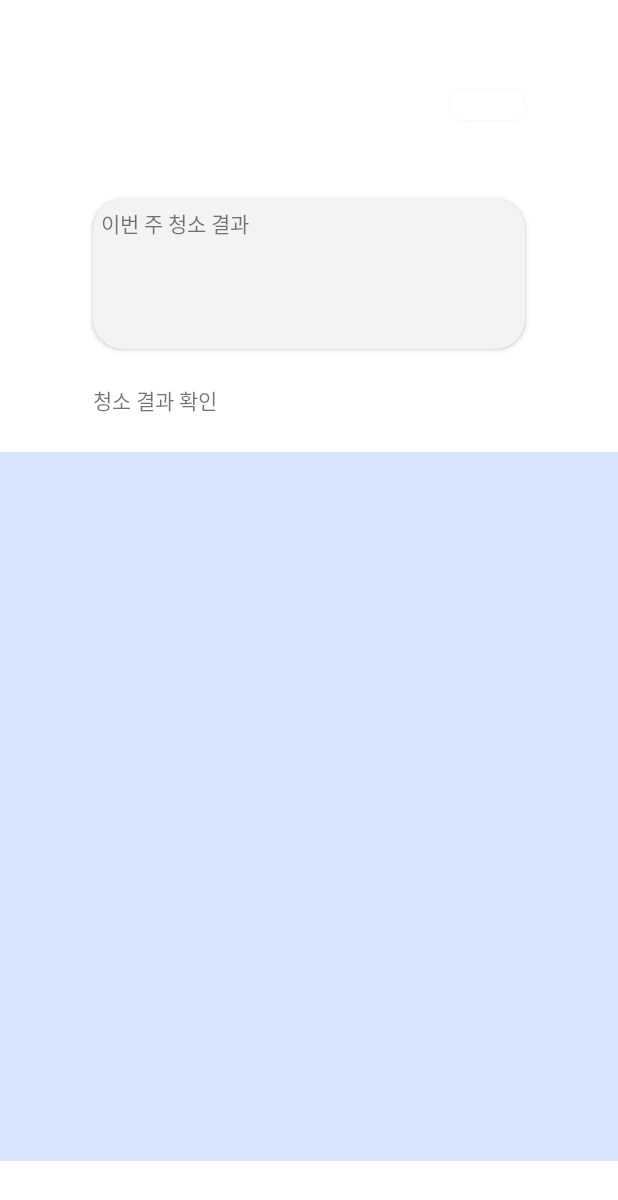
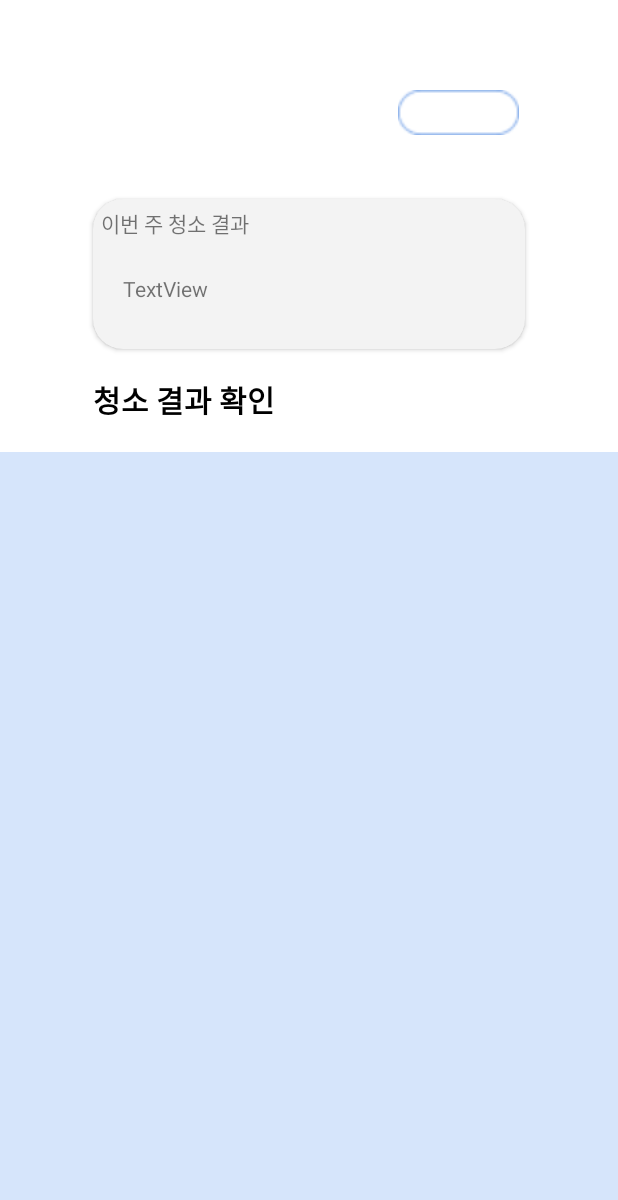
Before and after one commit to DSM-Cleaner/SSAG_Client_Android, an Android app: the CheckResultActivity screen opened directly, with no data from a screen before it, on a phone screen of 412 x 824 dp. Shown: the top 1200 px of the screen. Run offline under Robolectric (Android 15) with nearby library versions, the phone set to English and light mode, and no system bars; our stand-ins replace data binding; 1 statement that could not run was skipped.

Commit message:
[UPDATE] #2 upgrade ui

```diff
--- a/alseulsanjap2/app/src/main/res/layout/activity_certification.xml
+++ b/alseulsanjap2/app/src/main/res/layout/activity_certification.xml
@@ -76,7 +76,6 @@
             android:backgroundTint="#C1CCDB"
             android:text="@string/certification_code_login"
             android:textSize="14dp"
-            android:onClick="@{()->vm.checkCertificationCode()}"
             app:layout_constraintEnd_toStartOf="@+id/guideline4"
             app:layout_constraintStart_toStartOf="@+id/guideline3"
             app:layout_constraintTop_toTopOf="@+id/guideline5" />
--- a/alseulsanjap2/app/src/main/res/layout/activity_check_result.xml
+++ b/alseulsanjap2/app/src/main/res/layout/activity_check_result.xml
@@ -93,6 +93,14 @@
                     app:layout_constraintStart_toStartOf="parent"
                     app:layout_constraintTop_toTopOf="parent" />
 
+                <TextView
+                    android:id="@+id/count_week"
+                    android:layout_width="wrap_content"
+                    android:layout_height="wrap_content"
+                    android:layout_marginTop="50dp"
+                    android:layout_marginLeft="20dp"
+                    android:text="TextView" />
+
 
             </androidx.cardview.widget.CardView>
 
@@ -101,6 +109,9 @@
                 android:layout_width="wrap_content"
                 android:layout_height="wrap_content"
                 android:text="@string/clean_result"
+                android:textSize="20dp"
+                android:textColor="@color/black"
+                android:textStyle="bold"
                 app:layout_constraintBottom_toBottomOf="parent"
                 app:layout_constraintStart_toStartOf="@+id/guideline8"
                 app:layout_constraintTop_toBottomOf="@+id/constraintLayout4" />
@@ -112,14 +123,13 @@
                 android:orientation="vertical"
                 app:layout_constraintGuide_percent="0.85" />
 
-
-            <androidx.cardview.widget.CardView
-                android:layout_width="50dp"
-                android:layout_height="20dp"
-                app:cardCornerRadius="40dp"
-                android:background="@drawable/edge"
-                app:layout_constraintEnd_toStartOf="@+id/guideline10"
-                app:layout_constraintTop_toTopOf="@+id/guideline2">
+            <ImageView
+                android:id="@+id/imageView2"
+                android:layout_width="130dp"
+                android:layout_height="30dp"
+                app:layout_constraintEnd_toStartOf="@+id/guideline13"
+                app:layout_constraintTop_toTopOf="@+id/guideline2"
+                app:srcCompat="@drawable/box" />
 
             <TextView
                 android:id="@+id/textView11"
@@ -127,9 +137,18 @@
                 android:layout_height="wrap_content"
                 android:text="@{nameNumber}"
                 android:textColor="@color/bright_blue"
-                    app:layout_constraintEnd_toStartOf="@+id/guideline10"
+                app:layout_constraintBottom_toBottomOf="@+id/imageView2"
+                app:layout_constraintEnd_toEndOf="@+id/imageView2"
+                app:layout_constraintStart_toStartOf="@+id/imageView2"
                 app:layout_constraintTop_toTopOf="@+id/guideline2" />
-            </androidx.cardview.widget.CardView>
+
+            <androidx.constraintlayout.widget.Guideline
+                android:id="@+id/guideline13"
+                android:layout_width="wrap_content"
+                android:layout_height="wrap_content"
+                android:orientation="vertical"
+                app:layout_constraintGuide_percent="0.9" />
+
 
         </androidx.constraintlayout.widget.ConstraintLayout>
 
@@ -139,6 +158,7 @@
             android:layout_marginTop="1dp"
             app:layout_constraintBottom_toBottomOf="parent"
             app:layout_constraintEnd_toEndOf="parent"
+            android:background="#D6E5FB"
             app:layout_constraintStart_toStartOf="parent"
             app:layout_constraintTop_toBottomOf="@+id/constraintLayout3">
 
@@ -147,7 +167,9 @@
                 android:layout_width="match_parent"
                 android:layout_height="match_parent"
                 android:background="#D6E5FB"
-                android:layout_marginBottom="50dp"
+                android:layout_marginBottom="20dp"
+                android:layout_marginLeft="20dp"
+                android:layout_marginRight="20dp"
                 app:layout_constraintBottom_toBottomOf="parent"
                 app:layout_constraintEnd_toEndOf="parent"
                 app:layout_constraintHorizontal_bias="0.0"
--- a/alseulsanjap2/app/src/main/res/layout/clean_check_box.xml
+++ b/alseulsanjap2/app/src/main/res/layout/clean_check_box.xml
@@ -27,8 +27,8 @@
             app:cardElevation="5dp">
 
             <androidx.constraintlayout.widget.ConstraintLayout
-                android:layout_width="300dp"
-                android:layout_height="420dp"
+                android:layout_width="340dp"
+                android:layout_height="440dp"
                 android:background="@drawable/out_box">
 
                 <androidx.constraintlayout.widget.ConstraintLayout
@@ -231,6 +231,7 @@
                         android:text="TextView"
                         app:layout_constraintEnd_toEndOf="parent"
                         app:layout_constraintTop_toTopOf="parent" />
+
                 </androidx.constraintlayout.widget.ConstraintLayout>
 
                 <TextView
--- a/alseulsanjap2/app/src/main/res/layout/fragment_success.xml
+++ b/alseulsanjap2/app/src/main/res/layout/fragment_success.xml
@@ -12,14 +12,16 @@
         android:id="@+id/animationView"
         android:layout_width="match_parent"
         android:layout_height="match_parent"
-        android:layout_marginLeft="0dp"
-        android:layout_marginRight="0dp"
+        android:layout_marginLeft="40dp"
+        android:layout_marginRight="40dp"
+        android:layout_marginTop="40dp"
+        android:layout_marginBottom="40dp"
         app:layout_constraintBottom_toBottomOf="parent"
         app:layout_constraintEnd_toEndOf="parent"
         app:layout_constraintStart_toStartOf="parent"
         app:layout_constraintTop_toTopOf="parent"
         app:lottie_autoPlay="true"
         app:lottie_loop="true"
-        app:lottie_rawRes="@raw/success" />
+        app:lottie_rawRes="@raw/success_v2" />
 
 </androidx.constraintlayout.widget.ConstraintLayout>
```
Lines whose indentation alone changed are shown as unchanged.
